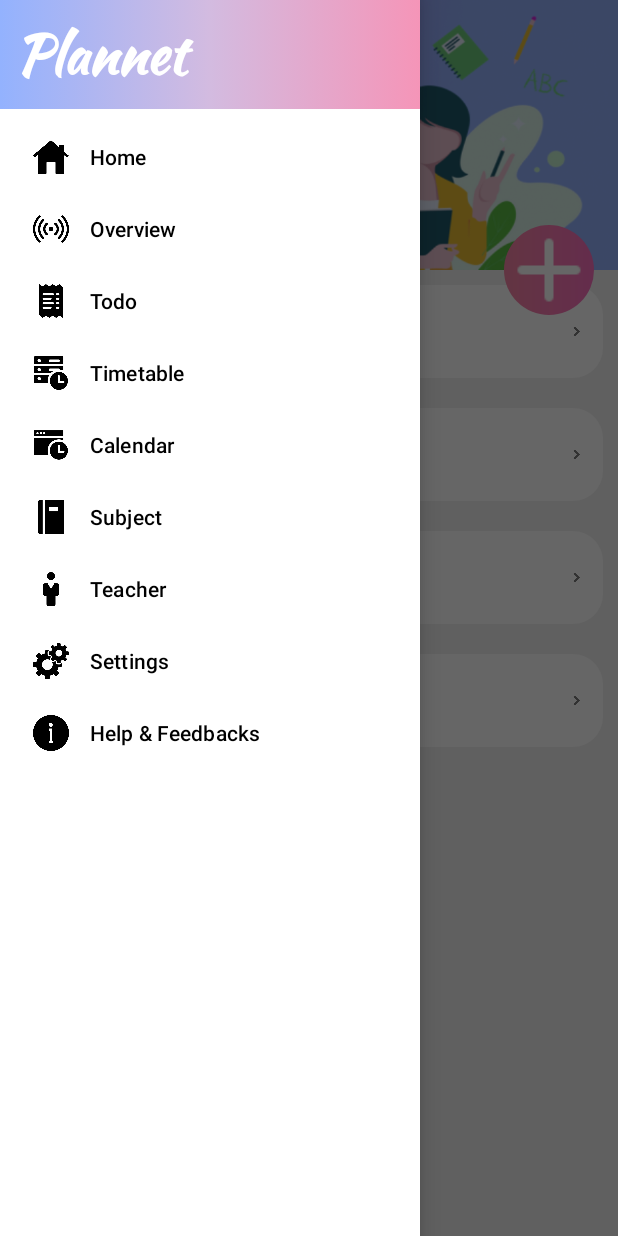
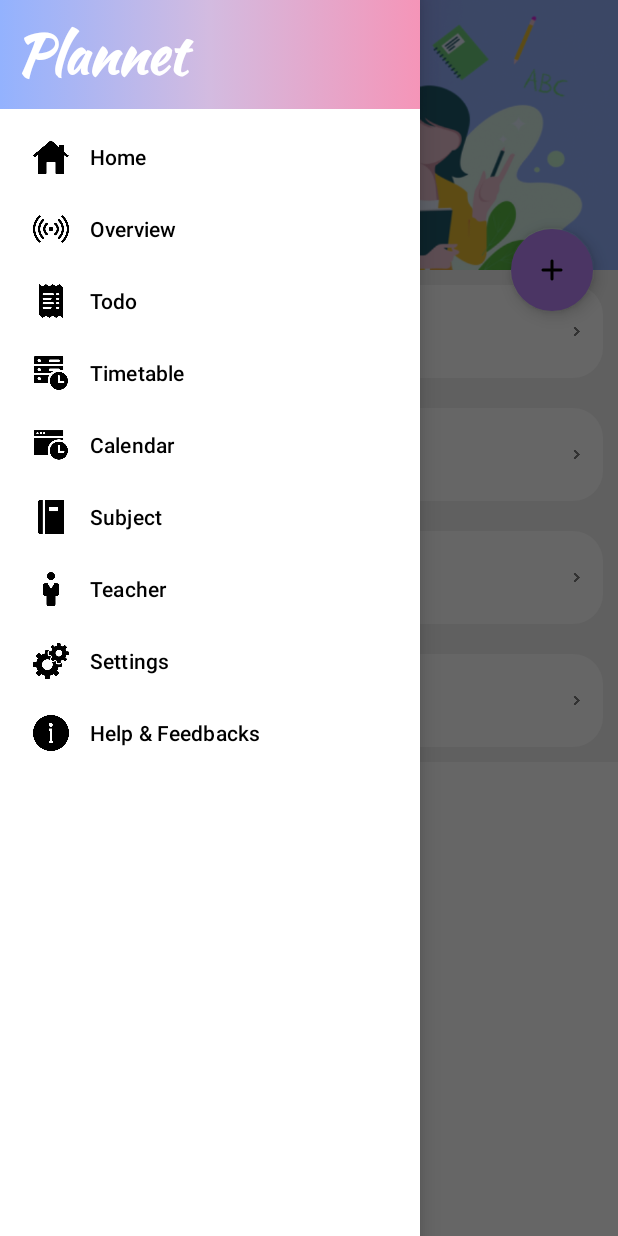
Before and after one commit to SQA-Android-Team/PlannetApplication, an Android app: the TeacherViewActivity screen opened directly, with no data from a screen before it, with the side drawer open, on a phone screen of 412 x 824 dp. Run offline under Robolectric (Android 15) with nearby library versions, the phone set to English and light mode, and no system bars.

Commit message:
Dung update

```diff
--- a/app/build.gradle
+++ b/app/build.gradle
@@ -32,6 +32,7 @@ dependencies {
 
     implementation 'de.hdodenhof:circleimageview:3.1.0'
     implementation 'androidx.appcompat:appcompat:1.2.0'
+    implementation 'androidx.palette:palette:1.0.0'
     implementation 'com.google.android.material:material:1.3.0'
     implementation 'androidx.constraintlayout:constraintlayout:2.0.4'
     testImplementation 'junit:junit:4.+'
--- a/app/src/main/java/com/sqa/plannet/activity/teacher/TeacherViewActivity.java
+++ b/app/src/main/java/com/sqa/plannet/activity/teacher/TeacherViewActivity.java
@@ -2,6 +2,7 @@ package com.sqa.plannet.activity.teacher;
 
 import android.content.Intent;
 import android.os.Bundle;
+import android.view.Menu;
 import android.view.View;
 import android.widget.ImageButton;
 import android.widget.LinearLayout;
@@ -28,11 +29,14 @@ public class TeacherViewActivity extends AppCompatActivity {
     private AppBarLayout appBarLayout;
     private CollapsingToolbarLayout collapsingToolbarLayout;
     private Toolbar toolbar;
-    private ImageButton addBtn;
+    private FloatingActionButton addBtn;
     private DrawerLayout drawerLayout;
     private NavigationView navigationView;
     private RecyclerView recyclerView;
     private TeacherAdapter teacherAdapter;
+
+    private Menu menu;
+    private boolean isExpanded = true;
 
 
     @Override
--- a/app/src/main/res/layout/teacher_view.xml
+++ b/app/src/main/res/layout/teacher_view.xml
@@ -70,23 +70,27 @@
 
         <androidx.recyclerview.widget.RecyclerView
             android:id="@+id/rv_teacher"
-            android:background="#f1f1f1"
+
             android:layout_width="match_parent"
             android:layout_height="match_parent"
             app:layout_behavior="@string/appbar_scrolling_view_behavior"
             />
 
-        <ImageButton
-            android:scaleType="center"
+        <com.google.android.material.floatingactionbutton.FloatingActionButton
+
             android:id="@+id/fabAdd"
-            android:layout_width="60dp"
-            android:layout_height="60dp"
+            android:layout_width="wrap_content"
+            android:layout_height="wrap_content"
             android:layout_margin="16dp"
-            android:background="@drawable/round_gradient_3"
+            android:src="@drawable/round_add_white_36dp"
+            android:backgroundTint="@color/purple_200"
+            app:backgroundTint="#00ffffff"
+
             android:contentDescription="Add button"
-            android:src="@drawable/round_add_white_36dp"
+
             app:layout_anchor="@id/appBarLayout"
-            app:layout_anchorGravity="bottom|end|right" />
+            app:layout_anchorGravity="bottom|end|right"
+             />
 
 
     </androidx.coordinatorlayout.widget.CoordinatorLayout>
```
Also changed, not shown: app/src/main/AndroidManifest.xml (+6 -6 lines), app/src/main/java/com/sqa/plannet/activity/subject/SubjectViewActivity.java (+6 -1 lines), app/src/main/java/com/sqa/plannet/activity/teacher/TeacherDetailActivity.java (+86 -1 lines), app/src/main/res/layout/subject_item.xml (+13 -7 lines), app/src/main/res/layout/subject_view.xml (+10 -7 lines), app/src/main/res/layout/teacher_detail.xml (+6 -3 lines).
